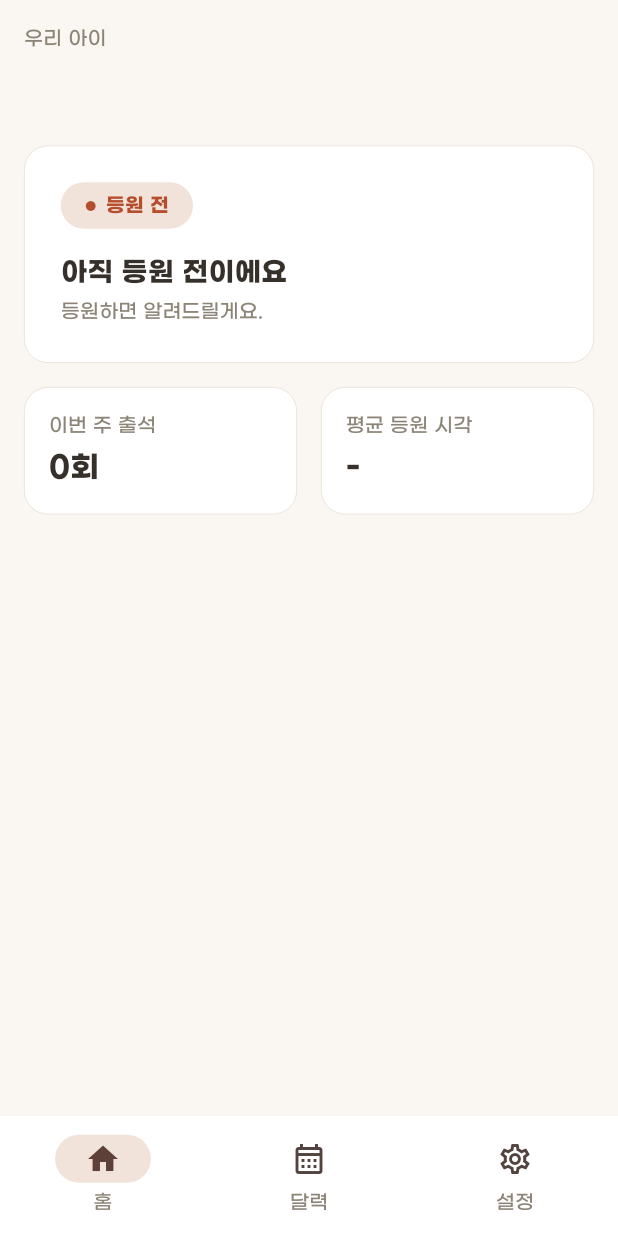
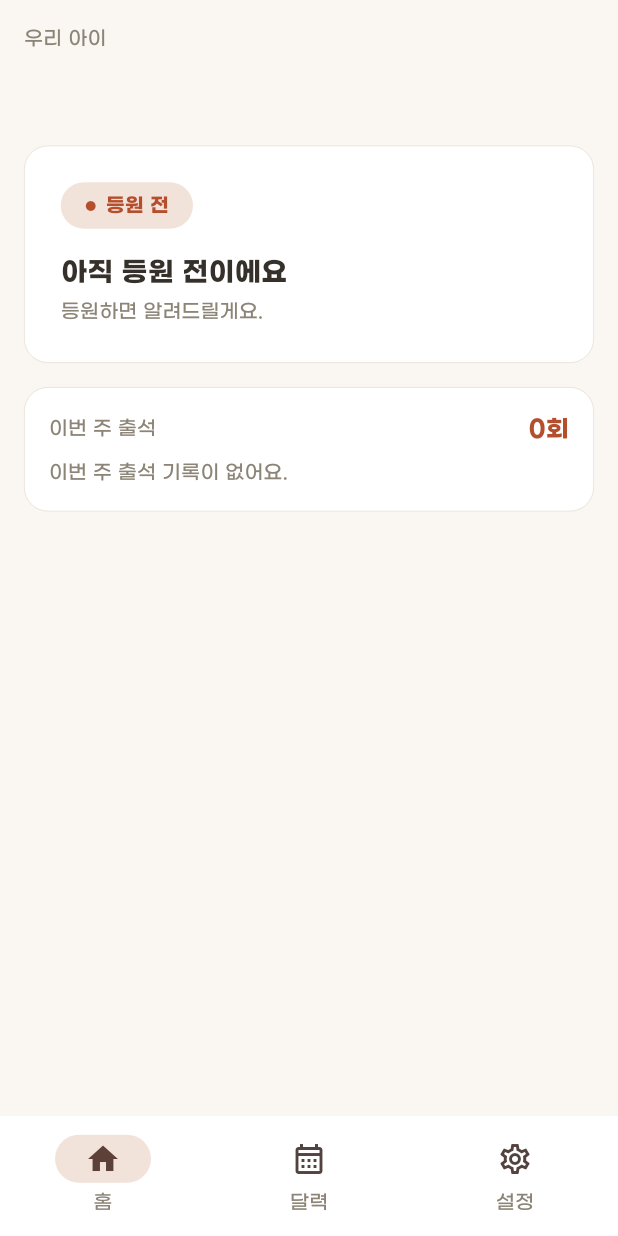
Before and after one commit to Diana-yjh/Jigeum_Yeogi, a Flutter app: the screen it shows once a user with an empty profile is signed in, on a phone screen of 412 x 824 dp. Run offline on Flutter 3.47's test engine with Material 3 defaults, Android fonts, the phone set to English and light mode, and no system bars; our stand-ins replace cloud_firestore, firebase_auth, firebase_core, flutter_riverpod, table_calendar; accounts and stored records are empty; generated files the repository leaves out were written again.

Commit message:
feat :: 홈 탭 개선 (선생님 기록 초기화 · 학부모 주간 출석 기록)
- 선생님 홈: 하원 완료 학생 탭 시 "기록을 초기화 하시겠습니까?" 확인 → 초기화
  (AttendanceRepository.resetRecord — 규칙상 삭제 금지라 필드를 비워 pending 복귀)
- 학부모 홈: 통계 2칸 → 주간 출석 기록(요일·날짜·등하원 시각·정규/보충)
- docs/specs/home.md 요구사항 반영

Co-Authored-By: Claude Opus 4.8 (1M context) <noreply@anthropic.com>

```diff
--- a/lib/features/home/parent_home_screen.dart
+++ b/lib/features/home/parent_home_screen.dart
@@ -6,6 +6,7 @@ import 'package:jigeum_yeogi/core/theme/app_text_styles.dart';
 import 'package:jigeum_yeogi/core/util/time_format.dart';
 import 'package:jigeum_yeogi/features/attendance/state/attendance_providers.dart';
 import 'package:jigeum_yeogi/models/attendance_record.dart';
+import 'package:jigeum_yeogi/models/schedule_entry.dart';
 import 'package:jigeum_yeogi/models/student.dart';
 
 /// 학부모 홈 — 내 아이 라이브 상태 카드 + 주간 요약.
@@ -32,7 +33,7 @@ class ParentHomeScreen extends ConsumerWidget {
               const SizedBox(height: AppSpace.lg),
               _LiveCard(child: child, record: record),
               const SizedBox(height: AppSpace.md),
-              _StatsRow(records: week),
+              _WeeklyRecords(child: child, records: week),
             ],
           ),
         ),
@@ -145,41 +146,19 @@ class _LiveCard extends StatelessWidget {
   }
 }
 
-/// 주간 요약 통계 2칸.
-class _StatsRow extends StatelessWidget {
+/// 주간 출석 기록 — 이번 주 출석 횟수 + 요일·날짜·등하원 시간·정규/보충.
+class _WeeklyRecords extends StatelessWidget {
+  final Student? child;
   final List<AttendanceRecord> records;
-  const _StatsRow({required this.records});
+  const _WeeklyRecords({required this.child, required this.records});
 
   @override
   Widget build(BuildContext context) {
-    final present = records.where((r) => r.isCheckedIn).toList();
-    final count = present.length;
+    final present = records.where((r) => r.isCheckedIn).toList()
+      ..sort((a, b) => a.date.compareTo(b.date));
 
-    String avg = '-';
-    if (present.isNotEmpty) {
-      final avgMin = present
-              .map((r) => r.checkInAt!.toLocal())
-              .map((t) => t.hour * 60 + t.minute)
-              .reduce((a, b) => a + b) ~/
-          present.length;
-      final h = avgMin ~/ 60;
-      final m = avgMin % 60;
-      final ampm = h < 12 ? '오전' : '오후';
-      final h12 = h % 12 == 0 ? 12 : h % 12;
-      avg = '$ampm $h12:${m.toString().padLeft(2, '0')}';
-    }
-
-    return Row(
-      children: [
-        Expanded(child: _stat('이번 주 출석', '$count회')),
-        const SizedBox(width: AppSpace.md),
-        Expanded(child: _stat('평균 등원 시각', avg)),
-      ],
-    );
-  }
-
-  Widget _stat(String label, String value) {
     return Container(
+      width: double.infinity,
       padding: const EdgeInsets.all(AppSpace.md),
       decoration: BoxDecoration(
         color: AppColors.card,
@@ -189,11 +168,61 @@ class _StatsRow extends StatelessWidget {
       child: Column(
         crossAxisAlignment: CrossAxisAlignment.start,
         children: [
-          Text(label, style: AppText.caption),
-          const SizedBox(height: AppSpace.xs),
-          Text(value, style: AppText.screenTitle.copyWith(fontSize: 20)),
+          Row(
+            mainAxisAlignment: MainAxisAlignment.spaceBetween,
+            children: [
+              const Text('이번 주 출석', style: AppText.caption),
+              Text('${present.length}회',
+                  style: AppText.cardTitle
+                      .copyWith(color: AppColors.primaryDeep)),
+            ],
+          ),
+          if (present.isEmpty) ...[
+            const SizedBox(height: AppSpace.sm),
+            const Text('이번 주 출석 기록이 없어요.', style: AppText.caption),
+          ] else
+            for (final r in present) ...[
+              const Divider(height: AppSpace.lg, color: AppColors.cardBorder),
+              _recordRow(r),
+            ],
         ],
       ),
     );
   }
+
+  Widget _recordRow(AttendanceRecord r) {
+    final date = DateTime.parse(r.date);
+    final dow = weekdayLabelOf(date);
+    final md = '${date.month}/${date.day}';
+    final inT = formatKoreanTime(r.checkInAt!);
+    final outT =
+        r.checkOutAt != null ? formatKoreanTime(r.checkOutAt!) : '수업 중';
+    final isMakeup =
+        (child?.typeOn(weekdayCodeOf(date)) ?? ClassType.regular) ==
+            ClassType.makeup;
+
+    return Row(
+      children: [
+        SizedBox(
+          width: 56,
+          child: Text('$dow $md', style: AppText.body),
+        ),
+        Expanded(
+          child: Text('$inT → $outT', style: AppText.caption),
+        ),
+        Container(
+          padding: const EdgeInsets.symmetric(horizontal: 8, vertical: 2),
+          decoration: BoxDecoration(
+            color: isMakeup ? AppColors.chipNeutral : AppColors.primarySoft,
+            borderRadius: BorderRadius.circular(AppRadius.pill),
+          ),
+          child: Text(
+            isMakeup ? '보충' : '정규',
+            style: AppText.caption.copyWith(
+                color: isMakeup ? AppColors.textSub : AppColors.primaryDeep),
+          ),
+        ),
+      ],
+    );
+  }
 }
```
Also changed, not shown: lib/features/attendance/data/attendance_repository.dart (+11 -0 lines), lib/features/home/teacher_home_screen.dart (+45 -1 lines), 1 other file.
